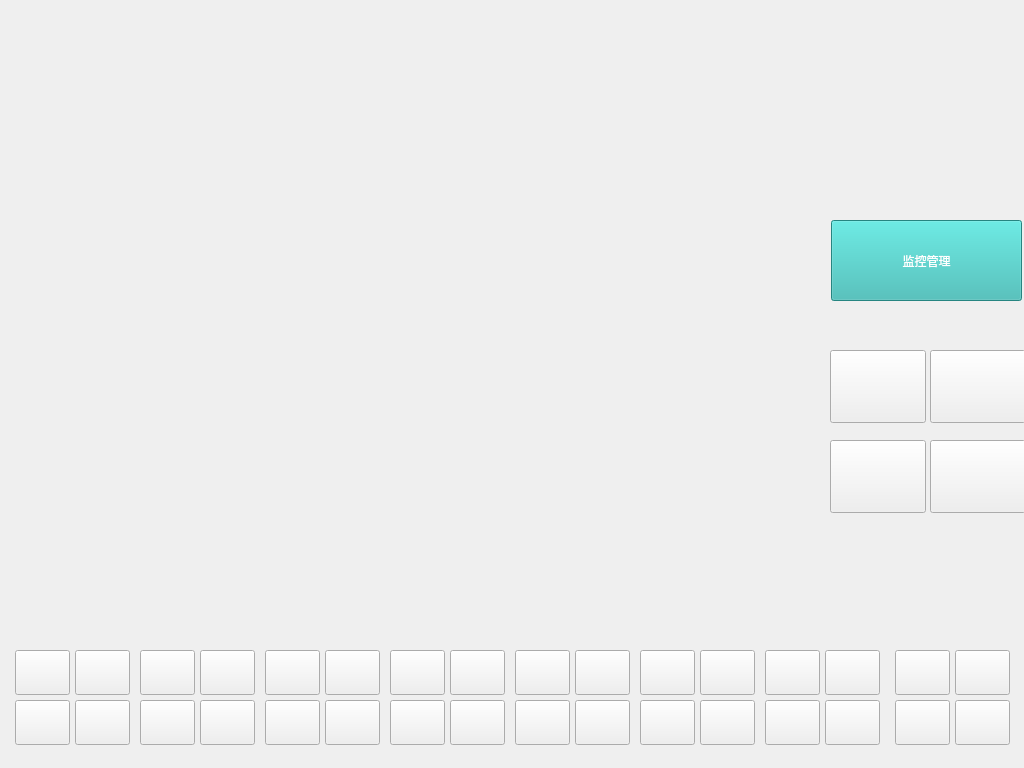
Above: cctvtest.ui from 1157889734/cctvmonitor before the change. Below: the same form after it.
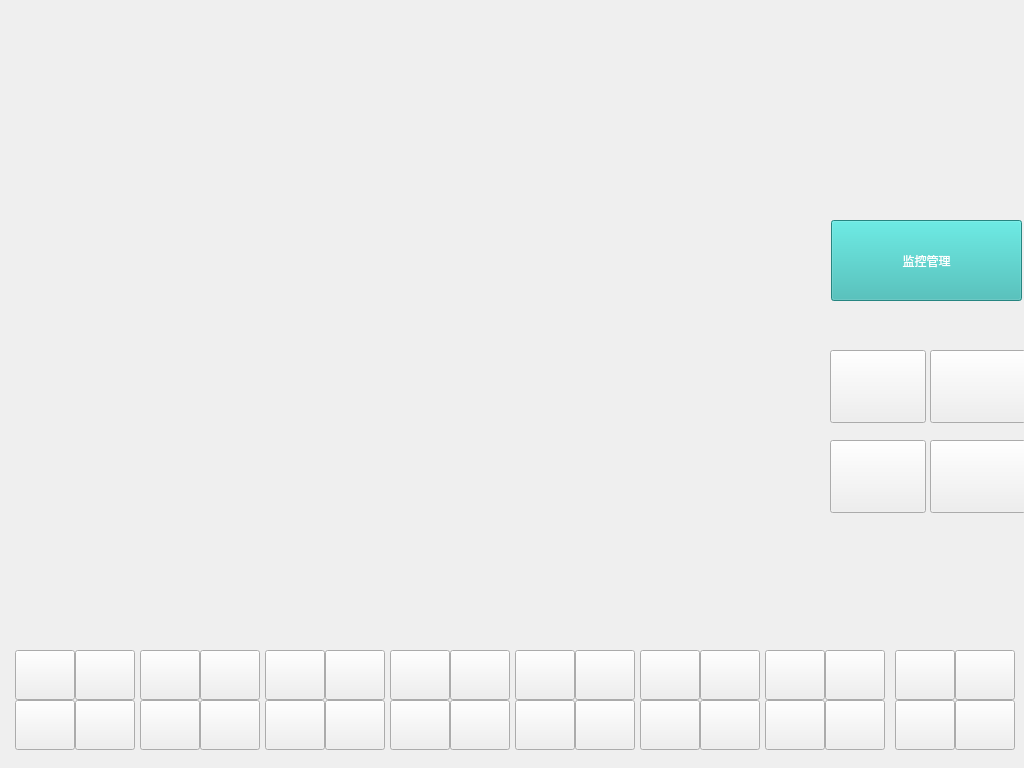
That is the form after the change. Icons and pictures are not drawn.

```diff
--- a/cctvtest.ui
+++ b/cctvtest.ui
@@ -149,8 +149,8 @@
     <rect>
      <x>15</x>
      <y>650</y>
-     <width>55</width>
-     <height>45</height>
+     <width>60</width>
+     <height>50</height>
     </rect>
    </property>
    <property name="styleSheet">
@@ -165,8 +165,8 @@
     <rect>
      <x>75</x>
      <y>650</y>
-     <width>55</width>
-     <height>45</height>
+     <width>60</width>
+     <height>50</height>
     </rect>
    </property>
    <property name="styleSheet">
@@ -181,8 +181,8 @@
     <rect>
      <x>15</x>
      <y>700</y>
-     <width>55</width>
-     <height>45</height>
+     <width>60</width>
+     <height>50</height>
     </rect>
    </property>
    <property name="styleSheet">
@@ -197,8 +197,8 @@
     <rect>
      <x>75</x>
      <y>700</y>
-     <width>55</width>
-     <height>45</height>
+     <width>60</width>
+     <height>50</height>
     </rect>
    </property>
    <property name="styleSheet">
@@ -213,8 +213,8 @@
     <rect>
      <x>200</x>
      <y>700</y>
-     <width>55</width>
-     <height>45</height>
+     <width>60</width>
+     <height>50</height>
     </rect>
    </property>
    <property name="styleSheet">
@@ -229,8 +229,8 @@
     <rect>
      <x>200</x>
      <y>650</y>
-     <width>55</width>
-     <height>45</height>
+     <width>60</width>
+     <height>50</height>
     </rect>
    </property>
    <property name="styleSheet">
@@ -245,8 +245,8 @@
     <rect>
      <x>140</x>
      <y>650</y>
-     <width>55</width>
-     <height>45</height>
+     <width>60</width>
+     <height>50</height>
     </rect>
    </property>
    <property name="styleSheet">
@@ -261,8 +261,8 @@
     <rect>
      <x>140</x>
      <y>700</y>
-     <width>55</width>
-     <height>45</height>
+     <width>60</width>
+     <height>50</height>
     </rect>
    </property>
    <property name="styleSheet">
@@ -277,8 +277,8 @@
     <rect>
      <x>325</x>
      <y>700</y>
-     <width>55</width>
-     <height>45</height>
+     <width>60</width>
+     <height>50</height>
     </rect>
    </property>
    <property name="styleSheet">
@@ -293,8 +293,8 @@
     <rect>
      <x>325</x>
      <y>650</y>
-     <width>55</width>
-     <height>45</height>
+     <width>60</width>
+     <height>50</height>
     </rect>
    </property>
    <property name="styleSheet">
@@ -309,8 +309,8 @@
     <rect>
      <x>265</x>
      <y>650</y>
-     <width>55</width>
-     <height>45</height>
+     <width>60</width>
+     <height>50</height>
     </rect>
    </property>
    <property name="styleSheet">
@@ -325,8 +325,8 @@
     <rect>
      <x>265</x>
      <y>700</y>
-     <width>55</width>
-     <height>45</height>
+     <width>60</width>
+     <height>50</height>
     </rect>
    </property>
    <property name="styleSheet">
@@ -341,8 +341,8 @@
     <rect>
      <x>450</x>
      <y>700</y>
-     <width>55</width>
-     <height>45</height>
+     <width>60</width>
+     <height>50</height>
     </rect>
    </property>
    <property name="styleSheet">
@@ -357,8 +357,8 @@
     <rect>
      <x>450</x>
      <y>650</y>
-     <width>55</width>
-     <height>45</height>
+     <width>60</width>
+     <height>50</height>
     </rect>
    </property>
    <property name="styleSheet">
@@ -373,8 +373,8 @@
     <rect>
      <x>390</x>
      <y>700</y>
-     <width>55</width>
-     <height>45</height>
+     <width>60</width>
+     <height>50</height>
     </rect>
    </property>
    <property name="styleSheet">
@@ -389,8 +389,8 @@
     <rect>
      <x>390</x>
      <y>650</y>
-     <width>55</width>
-     <height>45</height>
+     <width>60</width>
+     <height>50</height>
     </rect>
    </property>
    <property name="styleSheet">
@@ -405,8 +405,8 @@
     <rect>
      <x>575</x>
      <y>650</y>
-     <width>55</width>
-     <height>45</height>
+     <width>60</width>
+     <height>50</height>
     </rect>
    </property>
    <property name="styleSheet">
@@ -421,8 +421,8 @@
     <rect>
      <x>515</x>
      <y>650</y>
-     <width>55</width>
-     <height>45</height>
+     <width>60</width>
+     <height>50</height>
     </rect>
    </property>
    <property name="styleSheet">
@@ -437,8 +437,8 @@
     <rect>
      <x>515</x>
      <y>700</y>
-     <width>55</width>
-     <height>45</height>
+     <width>60</width>
+     <height>50</height>
     </rect>
    </property>
    <property name="styleSheet">
@@ -453,8 +453,8 @@
     <rect>
      <x>575</x>
      <y>700</y>
-     <width>55</width>
-     <height>45</height>
+     <width>60</width>
+     <height>50</height>
     </rect>
    </property>
    <property name="styleSheet">
@@ -469,8 +469,8 @@
     <rect>
      <x>700</x>
      <y>700</y>
-     <width>55</width>
-     <height>45</height>
+     <width>60</width>
+     <height>50</height>
     </rect>
    </property>
    <property name="styleSheet">
@@ -485,8 +485,8 @@
     <rect>
      <x>640</x>
      <y>650</y>
-     <width>55</width>
-     <height>45</height>
+     <width>60</width>
+     <height>50</height>
     </rect>
    </property>
    <property name="styleSheet">
@@ -501,8 +501,8 @@
     <rect>
      <x>700</x>
      <y>650</y>
-     <width>55</width>
-     <height>45</height>
+     <width>60</width>
+     <height>50</height>
     </rect>
    </property>
    <property name="styleSheet">
@@ -517,8 +517,8 @@
     <rect>
      <x>640</x>
      <y>700</y>
-     <width>55</width>
-     <height>45</height>
+     <width>60</width>
+     <height>50</height>
     </rect>
    </property>
    <property name="styleSheet">
@@ -533,8 +533,8 @@
     <rect>
      <x>765</x>
      <y>650</y>
-     <width>55</width>
-     <height>45</height>
+     <width>60</width>
+     <height>50</height>
     </rect>
    </property>
    <property name="styleSheet">
@@ -549,8 +549,8 @@
     <rect>
      <x>765</x>
      <y>700</y>
-     <width>55</width>
-     <height>45</height>
+     <width>60</width>
+     <height>50</height>
     </rect>
    </property>
    <property name="styleSheet">
@@ -565,8 +565,8 @@
     <rect>
      <x>825</x>
      <y>700</y>
-     <width>55</width>
-     <height>45</height>
+     <width>60</width>
+     <height>50</height>
     </rect>
    </property>
    <property name="styleSheet">
@@ -581,8 +581,8 @@
     <rect>
      <x>825</x>
      <y>650</y>
-     <width>55</width>
-     <height>45</height>
+     <width>60</width>
+     <height>50</height>
     </rect>
    </property>
    <property name="styleSheet">
@@ -597,8 +597,8 @@
     <rect>
      <x>955</x>
      <y>700</y>
-     <width>55</width>
-     <height>45</height>
+     <width>60</width>
+     <height>50</height>
     </rect>
    </property>
    <property name="styleSheet">
@@ -613,8 +613,8 @@
     <rect>
      <x>895</x>
      <y>700</y>
-     <width>55</width>
-     <height>45</height>
+     <width>60</width>
+     <height>50</height>
     </rect>
    </property>
    <property name="styleSheet">
@@ -629,8 +629,8 @@
     <rect>
      <x>895</x>
      <y>650</y>
-     <width>55</width>
-     <height>45</height>
+     <width>60</width>
+     <height>50</height>
     </rect>
    </property>
    <property name="styleSheet">
@@ -645,8 +645,8 @@
     <rect>
      <x>955</x>
      <y>650</y>
-     <width>55</width>
-     <height>45</height>
+     <width>60</width>
+     <height>50</height>
     </rect>
    </property>
    <property name="styleSheet">
```
Left out of the diff: 64 changed lines with no effect on the pictures.
